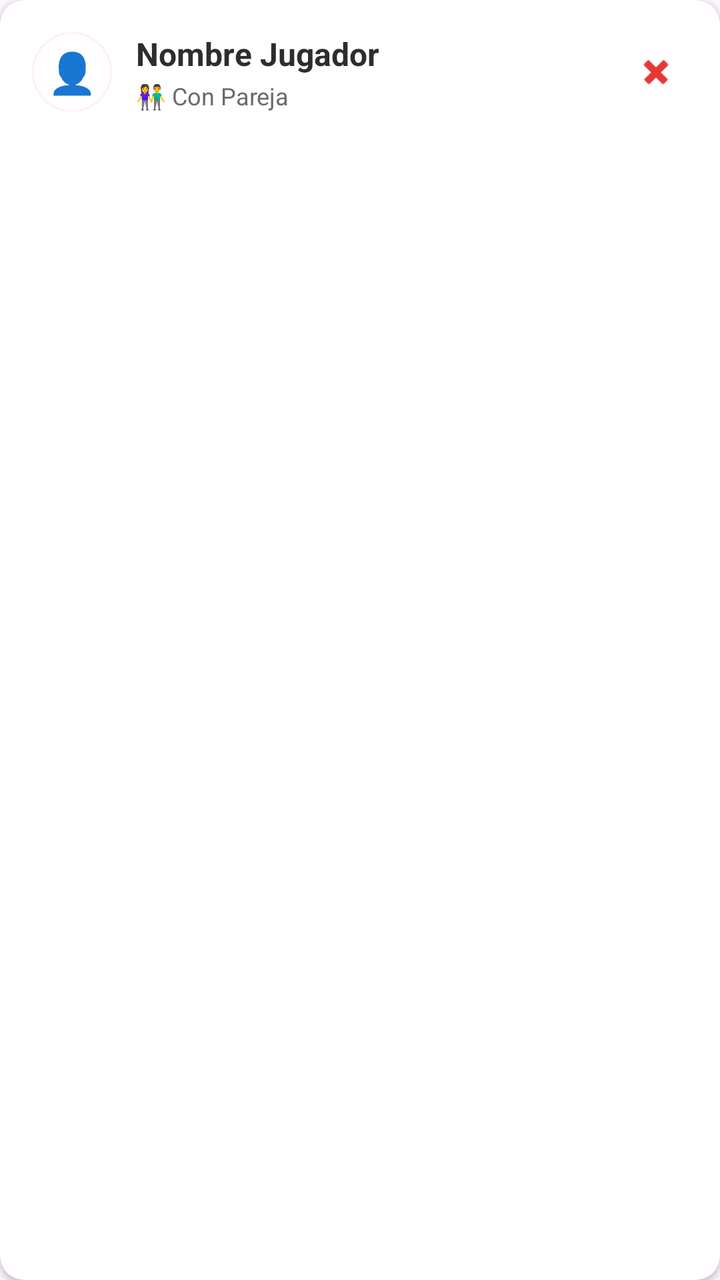
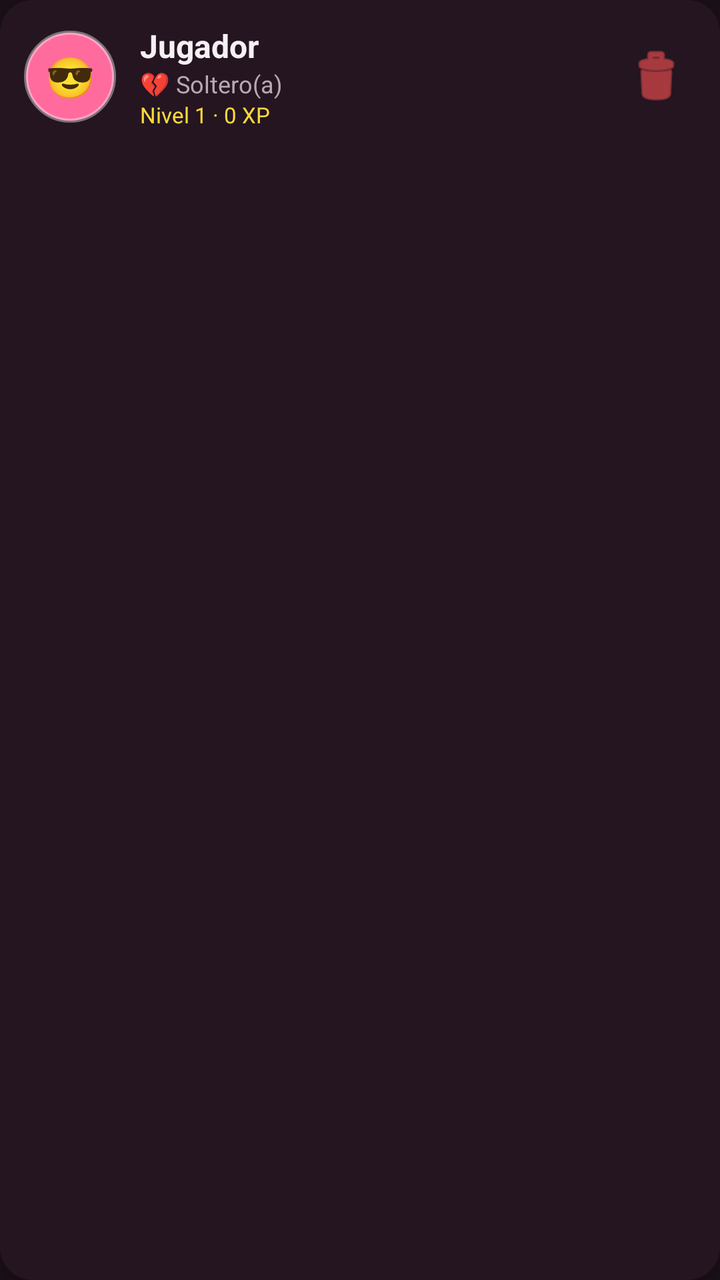

An Android layout rendered at two revisions. The XML below is the earlier revision; the diff shows what the commit changed to produce the second picture.
<!-- AndroidManifest.xml: application theme Theme.PreguntasCalientes -->
<!-- res/layout/item_player.xml -->
<?xml version="1.0" encoding="utf-8"?>
<androidx.cardview.widget.CardView xmlns:android="http://schemas.android.com/apk/res/android"
    xmlns:app="http://schemas.android.com/apk/res-auto"
    android:layout_width="match_parent"
    android:layout_height="wrap_content"
    android:layout_marginTop="8dp"
    android:layout_marginBottom="8dp"
    app:cardCornerRadius="12dp"
    app:cardElevation="2dp">

    <LinearLayout
        android:layout_width="match_parent"
        android:layout_height="wrap_content"
        android:gravity="center_vertical"
        android:orientation="horizontal"
        android:padding="16dp">

        <TextView
            android:layout_width="40dp"
            android:layout_height="40dp"
            android:background="@drawable/bg_card"
            android:gravity="center"
            android:text="👤"
            android:textSize="20sp" />

        <LinearLayout
            android:layout_width="0dp"
            android:layout_height="wrap_content"
            android:layout_weight="1"
            android:layout_marginStart="12dp"
            android:orientation="vertical">

            <TextView
                android:id="@+id/textPlayerName"
                android:layout_width="wrap_content"
                android:layout_height="wrap_content"
                android:text="Nombre Jugador"
                android:textColor="@color/text_primary"
                android:textSize="16sp"
                android:textStyle="bold"
                android:maxLines="1"
                android:ellipsize="end" />

            <TextView
                android:id="@+id/textPlayerStatus"
                android:layout_width="wrap_content"
                android:layout_height="wrap_content"
                android:layout_marginTop="2dp"
                android:text="👫 Con Pareja"
                android:textColor="@color/text_secondary"
                android:textSize="12sp" />
        </LinearLayout>

        <com.google.android.material.button.MaterialButton
            android:id="@+id/buttonDelete"
            style="@style/Widget.Material3.Button.IconButton"
            android:layout_width="40dp"
            android:layout_height="40dp"
            android:insetTop="0dp"
            android:insetBottom="0dp"
            app:icon="@android:drawable/ic_delete"
            app:iconTint="@color/error"
            app:iconSize="20dp" />
    </LinearLayout>
</androidx.cardview.widget.CardView>
<!-- resources referenced by this layout -->
<resources>
  <color name="error">#E53935</color>
  <color name="text_primary">#2D2D2D</color>
  <color name="text_secondary">#6B6B6B</color>
  <!-- drawable bg_card (drawable) -->
  <?xml version="1.0" encoding="utf-8"?>
  <shape xmlns:android="http://schemas.android.com/apk/res/android"
      android:shape="rectangle">
      <solid android:color="@color/white"/>
      <corners android:radius="20dp"/>
      <stroke android:width="1dp" android:color="#1AFF6B9D"/>
  </shape>
  <style name="Theme.PreguntasCalientes" parent="Base.Theme.PreguntasCalientes" />
  <color name="white">#FFFFFF</color>
  <style name="Base.Theme.PreguntasCalientes" parent="Theme.Material3.DayNight.NoActionBar">
          <item name="colorPrimary">@color/primary</item>
          <item name="colorPrimaryVariant">@color/primary_dark</item>
          <item name="colorOnPrimary">@color/white</item>
          <item name="colorSecondary">@color/secondary</item>
          <item name="colorSecondaryVariant">@color/secondary_dark</item>
          <item name="colorOnSecondary">@color/white</item>
          <item name="android:statusBarColor">@color/primary_dark</item>
          <item name="android:navigationBarColor">@color/white</item>
          <item name="android:windowLightStatusBar">false</item>
      </style>
  <color name="primary">#FF6B9D</color>
  <color name="primary_dark">#C73866</color>
  <color name="secondary">#C73866</color>
  <color name="secondary_dark">#A02A4F</color>
</resources>

<!-- the commit's change to res/layout/item_player.xml (unified diff, before → after) -->
@@ -3,30 +3,31 @@
     xmlns:app="http://schemas.android.com/apk/res-auto"
     android:layout_width="match_parent"
     android:layout_height="wrap_content"
-    android:layout_marginTop="8dp"
     android:layout_marginBottom="8dp"
-    app:cardCornerRadius="12dp"
+    app:cardCornerRadius="16dp"
+    app:cardBackgroundColor="@color/surface"
     app:cardElevation="2dp">
 
     <LinearLayout
         android:layout_width="match_parent"
         android:layout_height="wrap_content"
+        android:orientation="horizontal"
         android:gravity="center_vertical"
-        android:orientation="horizontal"
-        android:padding="16dp">
+        android:padding="12dp">
 
         <TextView
-            android:layout_width="40dp"
-            android:layout_height="40dp"
-            android:background="@drawable/bg_card"
+            android:id="@+id/textAvatar"
+            android:layout_width="46dp"
+            android:layout_height="46dp"
+            android:background="@drawable/circle_bg"
             android:gravity="center"
-            android:text="👤"
+            android:text="😎"
             android:textSize="20sp" />
 
         <LinearLayout
             android:layout_width="0dp"
+            android:layout_weight="1"
             android:layout_height="wrap_content"
-            android:layout_weight="1"
             android:layout_marginStart="12dp"
             android:orientation="vertical">
 
@@ -34,32 +35,35 @@
                 android:id="@+id/textPlayerName"
                 android:layout_width="wrap_content"
                 android:layout_height="wrap_content"
-                android:text="Nombre Jugador"
+                android:text="Jugador"
                 android:textColor="@color/text_primary"
                 android:textSize="16sp"
-                android:textStyle="bold"
-                android:maxLines="1"
-                android:ellipsize="end" />
+                android:textStyle="bold" />
 
             <TextView
                 android:id="@+id/textPlayerStatus"
                 android:layout_width="wrap_content"
                 android:layout_height="wrap_content"
-                android:layout_marginTop="2dp"
-                android:text="👫 Con Pareja"
+                android:text="💔 Soltero(a)"
                 android:textColor="@color/text_secondary"
                 android:textSize="12sp" />
+
+            <TextView
+                android:id="@+id/textPlayerLevel"
+                android:layout_width="wrap_content"
+                android:layout_height="wrap_content"
+                android:text="Nivel 1 · 0 XP"
+                android:textColor="@color/accent"
+                android:textSize="11sp" />
         </LinearLayout>
 
-        <com.google.android.material.button.MaterialButton
+        <ImageButton
             android:id="@+id/buttonDelete"
-            style="@style/Widget.Material3.Button.IconButton"
             android:layout_width="40dp"
             android:layout_height="40dp"
-            android:insetTop="0dp"
-            android:insetBottom="0dp"
-            app:icon="@android:drawable/ic_delete"
-            app:iconTint="@color/error"
-            app:iconSize="20dp" />
+            android:background="?attr/selectableItemBackgroundBorderless"
+            android:src="@android:drawable/ic_menu_delete"
+            app:tint="@color/error"
+            android:contentDescription="Eliminar" />
     </LinearLayout>
 </androidx.cardview.widget.CardView>
<!-- resource entries referenced after the edit -->
@@ -1,32 +1,39 @@
 <!-- resources referenced by this layout -->
 <resources>
-  <color name="error">#E53935</color>
-  <color name="text_primary">#2D2D2D</color>
-  <color name="text_secondary">#6B6B6B</color>
-  <!-- drawable bg_card (drawable) -->
+  <color name="accent">#FFD93D</color>
+  <color name="error">#FF5252</color>
+  <color name="surface">#241520</color>
+  <color name="text_primary">#F5F0F4</color>
+  <color name="text_secondary">#B8A8B3</color>
+  <!-- drawable circle_bg (drawable) -->
   <?xml version="1.0" encoding="utf-8"?>
   <shape xmlns:android="http://schemas.android.com/apk/res/android"
-      android:shape="rectangle">
-      <solid android:color="@color/white"/>
-      <corners android:radius="20dp"/>
-      <stroke android:width="1dp" android:color="#1AFF6B9D"/>
+      android:shape="oval">
+      <solid android:color="@color/avatar_0" />
+      <stroke android:width="2dp" android:color="#66FFFFFF" />
   </shape>
   <style name="Theme.PreguntasCalientes" parent="Base.Theme.PreguntasCalientes" />
+  <color name="avatar_0">#FF6B9D</color>
   <color name="white">#FFFFFF</color>
-  <style name="Base.Theme.PreguntasCalientes" parent="Theme.Material3.DayNight.NoActionBar">
+  <style name="Base.Theme.PreguntasCalientes" parent="Theme.Material3.Dark.NoActionBar">
           <item name="colorPrimary">@color/primary</item>
           <item name="colorPrimaryVariant">@color/primary_dark</item>
           <item name="colorOnPrimary">@color/white</item>
           <item name="colorSecondary">@color/secondary</item>
           <item name="colorSecondaryVariant">@color/secondary_dark</item>
           <item name="colorOnSecondary">@color/white</item>
-          <item name="android:statusBarColor">@color/primary_dark</item>
-          <item name="android:navigationBarColor">@color/white</item>
+          <item name="colorSurface">@color/surface</item>
+          <item name="colorOnSurface">@color/text_primary</item>
+          <item name="android:colorBackground">@color/background</item>
+          <item name="android:statusBarColor">@color/background</item>
+          <item name="android:navigationBarColor">@color/background</item>
           <item name="android:windowLightStatusBar">false</item>
+          <item name="colorAccent">@color/accent</item>
       </style>
   <color name="primary">#FF6B9D</color>
   <color name="primary_dark">#C73866</color>
   <color name="secondary">#C73866</color>
   <color name="secondary_dark">#A02A4F</color>
+  <color name="background">#1A0F16</color>
 </resources>
 
